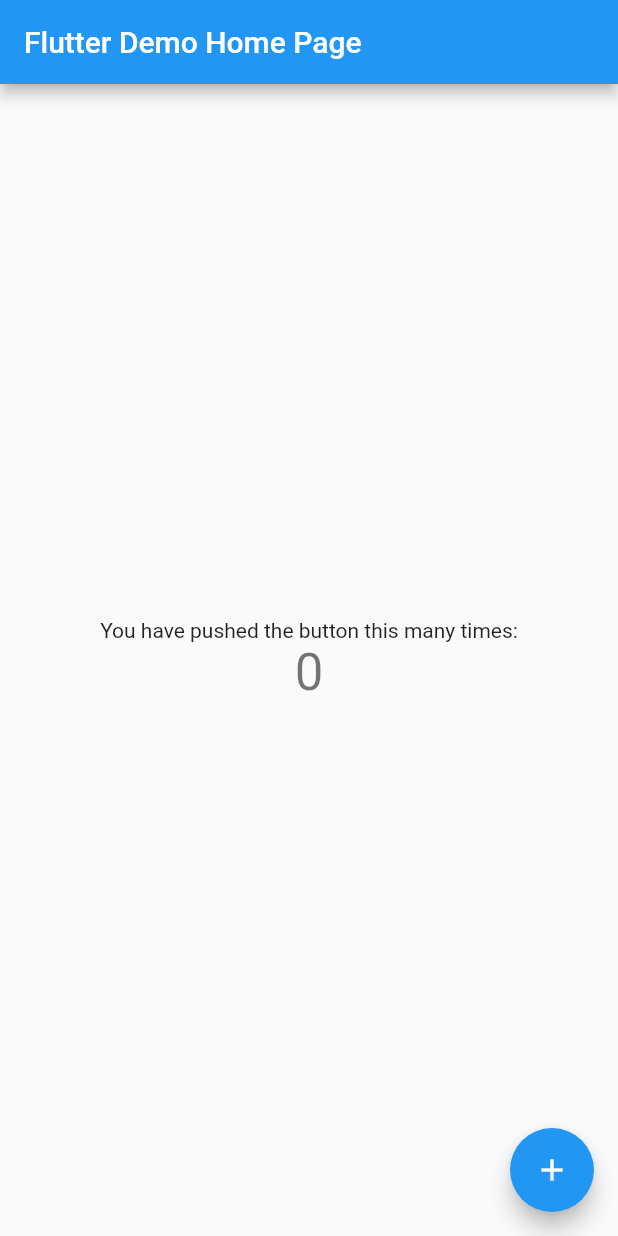
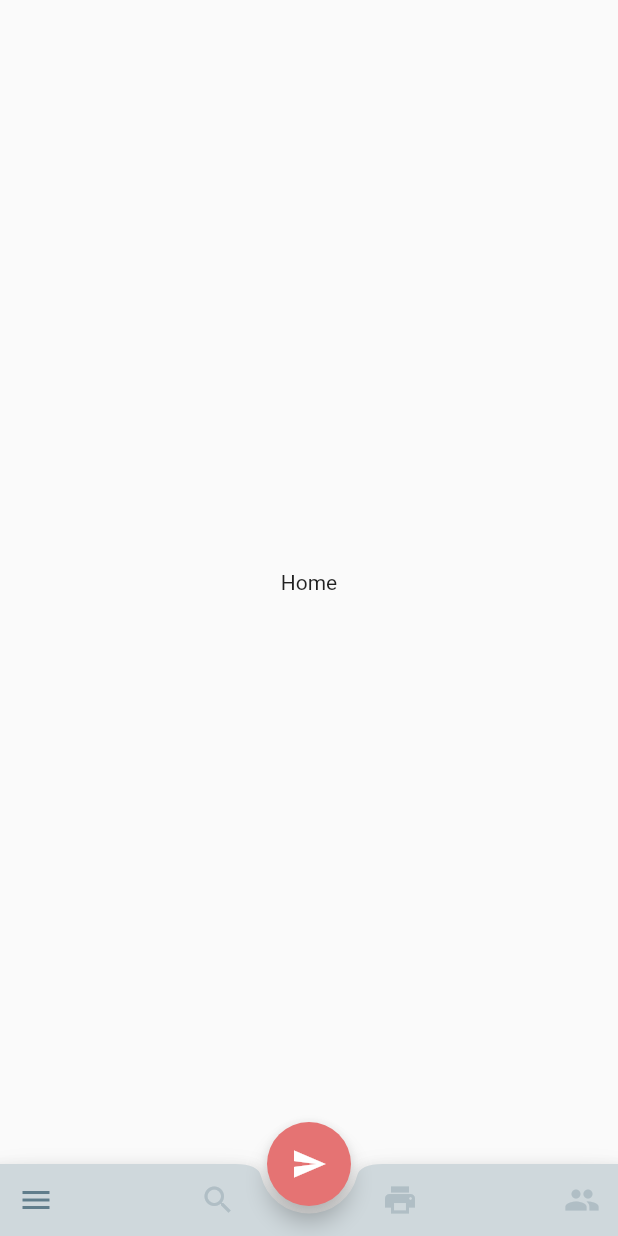
Before and after one commit to SilentCruzer/flutter_ui_collection, a Flutter app: the screen it shows after launch, on a phone screen of 412 x 824 dp. Run offline on Flutter 3.47's test engine with Material 2 defaults, Android fonts, the phone set to English and light mode, and no system bars.

Commit message:
Adds custom bottom nav bar

```diff
--- /dev/null
+++ b/fitness_ui/lib/MainPages/Home.dart
@@ -0,0 +1,19 @@
+
+
+import 'package:flutter/cupertino.dart';
+
+class Home extends StatefulWidget {
+  const Home({Key? key}) : super(key: key);
+
+  @override
+  State<Home> createState() => _HomeState();
+}
+
+class _HomeState extends State<Home> {
+  @override
+  Widget build(BuildContext context) {
+    return Container(
+      child: Center(child: Text("Home"))
+    );
+  }
+}
--- /dev/null
+++ b/fitness_ui/lib/MainPages/Track.dart
@@ -0,0 +1,15 @@
+import 'package:flutter/cupertino.dart';
+
+class Track extends StatefulWidget {
+  const Track({Key? key}) : super(key: key);
+
+  @override
+  State<Track> createState() => _TrackState();
+}
+
+class _TrackState extends State<Track> {
+  @override
+  Widget build(BuildContext context) {
+    return Center(child: Text("Track"));
+  }
+}
--- a/fitness_ui/lib/main.dart
+++ b/fitness_ui/lib/main.dart
@@ -1,8 +1,13 @@
+import 'package:fitness_ui/MainPages/Track.dart';
 import 'package:flutter/material.dart';
+
+import 'MainPages/Home.dart';
 
 void main() {
   runApp(const MyApp());
 }
+
+final GlobalKey<NavigatorState> _navKey = GlobalKey<NavigatorState>();
 
 class MyApp extends StatelessWidget {
   const MyApp({super.key});
@@ -11,17 +16,9 @@
   @override
   Widget build(BuildContext context) {
     return MaterialApp(
-      title: 'Flutter Demo',
+      debugShowCheckedModeBanner: false,
+      title: 'Fitness UI',
       theme: ThemeData(
-        // This is the theme of your application.
-        //
-        // Try running your application with "flutter run". You'll see the
-        // application has a blue toolbar. Then, without quitting the app, try
-        // changing the primarySwatch below to Colors.green and then invoke
-        // "hot reload" (press "r" in the console where you ran "flutter run",
-        // or simply save your changes to "hot reload" in a Flutter IDE).
-        // Notice that the counter didn't reset back to zero; the application
-        // is not restarted.
         primarySwatch: Colors.blue,
       ),
       home: const MyHomePage(title: 'Flutter Demo Home Page'),
@@ -32,15 +29,6 @@
 class MyHomePage extends StatefulWidget {
   const MyHomePage({super.key, required this.title});
 
-  // This widget is the home page of your application. It is stateful, meaning
-  // that it has a State object (defined below) that contains fields that affect
-  // how it looks.
-
-  // This class is the configuration for the state. It holds the values (in this
-  // case the title) provided by the parent (in this case the App widget) and
-  // used by the build method of the State. Fields in a Widget subclass are
-  // always marked "final".
-
   final String title;
 
   @override
@@ -48,68 +36,88 @@
 }
 
 class _MyHomePageState extends State<MyHomePage> {
-  int _counter = 0;
+  int pageIndex = 0;
 
-  void _incrementCounter() {
-    setState(() {
-      // This call to setState tells the Flutter framework that something has
-      // changed in this State, which causes it to rerun the build method below
-      // so that the display can reflect the updated values. If we changed
-      // _counter without calling setState(), then the build method would not be
-      // called again, and so nothing would appear to happen.
-      _counter++;
-    });
-  }
+  final pages = [
+    const Home(),
+    const Track(),
+  ];
 
   @override
   Widget build(BuildContext context) {
-    // This method is rerun every time setState is called, for instance as done
-    // by the _incrementCounter method above.
-    //
-    // The Flutter framework has been optimized to make rerunning build methods
-    // fast, so that you can just rebuild anything that needs updating rather
-    // than having to individually change instances of widgets.
     return Scaffold(
-      appBar: AppBar(
-        // Here we take the value from the MyHomePage object that was created by
-        // the App.build method, and use it to set our appbar title.
-        title: Text(widget.title),
+      floatingActionButton: FloatingActionButton(
+        backgroundColor: Colors.red.shade300,
+        //Floating action button on Scaffold
+        onPressed: () {
+          //code to execute on button press
+        },
+        child: Icon(Icons.send), //icon inside button
       ),
-      body: Center(
-        // Center is a layout widget. It takes a single child and positions it
-        // in the middle of the parent.
-        child: Column(
-          // Column is also a layout widget. It takes a list of children and
-          // arranges them vertically. By default, it sizes itself to fit its
-          // children horizontally, and tries to be as tall as its parent.
-          //
-          // Invoke "debug painting" (press "p" in the console, choose the
-          // "Toggle Debug Paint" action from the Flutter Inspector in Android
-          // Studio, or the "Toggle Debug Paint" command in Visual Studio Code)
-          // to see the wireframe for each widget.
-          //
-          // Column has various properties to control how it sizes itself and
-          // how it positions its children. Here we use mainAxisAlignment to
-          // center the children vertically; the main axis here is the vertical
-          // axis because Columns are vertical (the cross axis would be
-          // horizontal).
-          mainAxisAlignment: MainAxisAlignment.center,
+
+      floatingActionButtonLocation: FloatingActionButtonLocation.centerDocked,
+      //floating action button position to center
+
+      bottomNavigationBar: BottomAppBar(
+        //bottom navigation bar on scaffold
+        color: Colors.blueGrey.shade100,
+        shape: CircularNotchedRectangle(),
+        //shape of notch
+        notchMargin: 5,
+        //notche margin between floating button and bottom appbar
+        child: Row(
+          //children inside bottom appbar
+          mainAxisSize: MainAxisSize.max,
+          mainAxisAlignment: MainAxisAlignment.spaceBetween,
           children: <Widget>[
-            const Text(
-              'You have pushed the button this many times:',
+            IconButton(
+              icon: Icon(
+                Icons.menu,
+                color: pageIndex == 0  ? Colors.blueGrey :Colors.blueGrey.shade200,
+              ),
+              onPressed: () {
+                setState(() {
+                  pageIndex = 0;
+                });
+              },
             ),
-            Text(
-              '$_counter',
-              style: Theme.of(context).textTheme.headline4,
+            IconButton(
+              icon: Icon(
+                Icons.search,
+                color: pageIndex == 1  ? Colors.blueGrey :Colors.blueGrey.shade200,
+              ),
+              onPressed: () {
+                setState(() {
+                  pageIndex = 1;
+                });
+              },
+            ),
+            IconButton(
+              icon: Icon(
+                Icons.print,
+                color: pageIndex == 2  ? Colors.blueGrey :Colors.blueGrey.shade200,
+              ),
+              onPressed: () {
+                setState(() {
+                  pageIndex = 0;
+                });
+              },
+            ),
+            IconButton(
+              icon: Icon(
+                Icons.people,
+                color: pageIndex == 3  ? Colors.blueGrey :Colors.blueGrey.shade200,
+              ),
+              onPressed: () {
+                setState(() {
+                  pageIndex = 1;
+                });
+              },
             ),
           ],
         ),
       ),
-      floatingActionButton: FloatingActionButton(
-        onPressed: _incrementCounter,
-        tooltip: 'Increment',
-        child: const Icon(Icons.add),
-      ), // This trailing comma makes auto-formatting nicer for build methods.
+      body: pages[pageIndex],
     );
   }
 }
```
